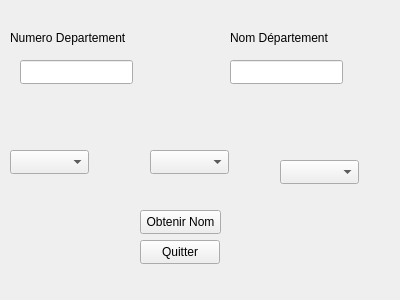
GeoffreyBeranger/Apprendre_Cpp, file QT5/BDD/TD_2/oui/bdd.ui: the form before one commit.
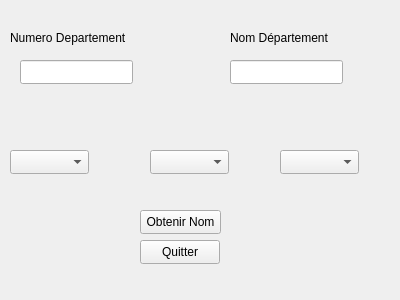
The form after the commit.

What changed in the file:
```diff
--- a/QT5/BDD/TD_2/oui/bdd.ui
+++ b/QT5/BDD/TD_2/oui/bdd.ui
@@ -102,7 +102,7 @@
    <property name="geometry">
     <rect>
      <x>280</x>
-     <y>160</y>
+     <y>150</y>
      <width>79</width>
      <height>24</height>
     </rect>
```
